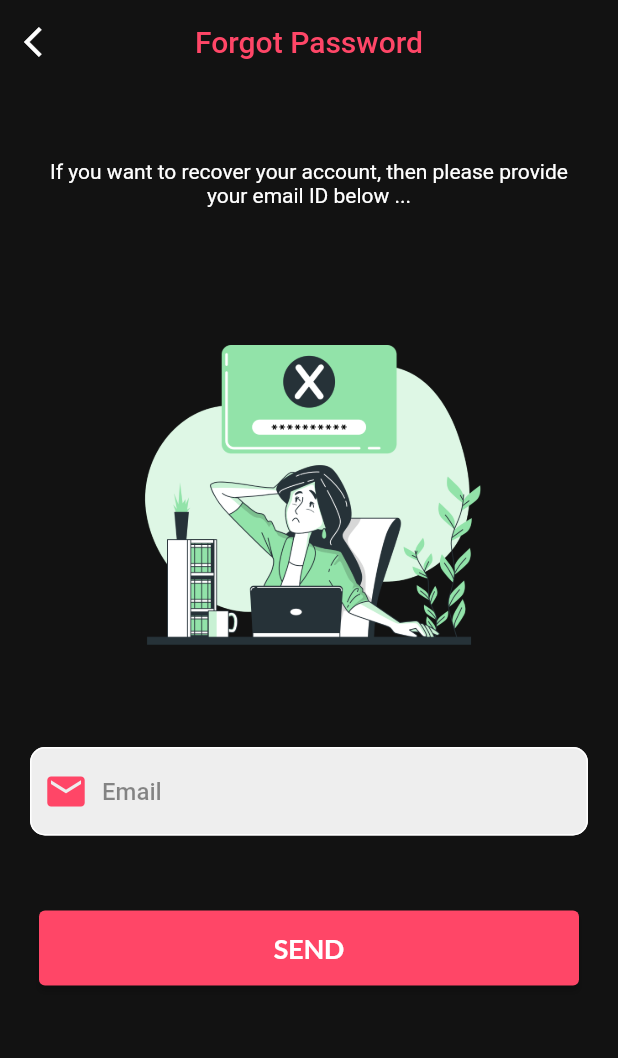
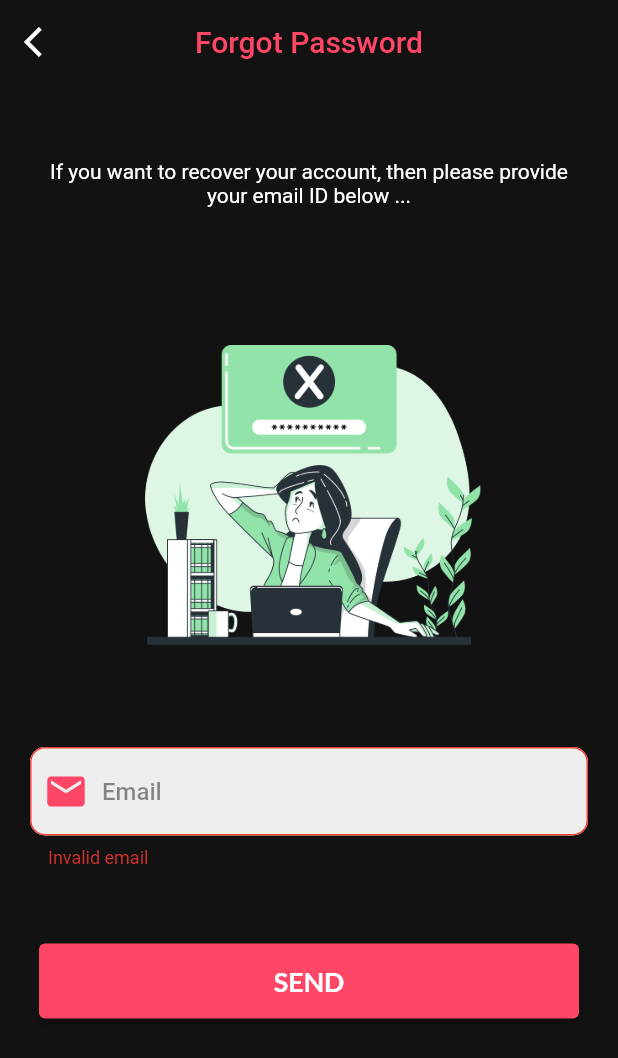
Before and after one commit to paradax005/Asro-Shop, a Flutter app: the FrogotPasswordScreen screen opened by its route, after a tap on "SEND", on a phone screen of 412 x 824 dp. Shown: the top 1058 px of the screen. Run offline on Flutter 3.47's test engine with Material 2 defaults, Android fonts, the phone set to English and light mode, and no system bars; our stand-ins replace firebase_auth, firebase_core, get, google_fonts, google_sign_in; missing offline and left inert: flutter_facebook_auth; accounts and stored records are empty.

Commit message:
Facebook Login / Start Building MainScreen

```diff
--- /dev/null
+++ b/lib/logic/bindings/main_binding.dart
@@ -0,0 +1,10 @@
+import 'package:asro_shop/logic/controllers/main_controller.dart';
+import 'package:get/get.dart';
+
+class MainBinding extends Bindings{
+  @override
+  void dependencies() {
+    Get.put(MainController());
+  }
+
+}
--- /dev/null
+++ b/lib/model/facebook_model.dart
@@ -0,0 +1,44 @@
+// {
+//  "name": "Open Graph Test User",
+//  "email": "open_jygexjs_user@tfbnw.net",
+//  "picture": {
+//    "data": {
+//      "height": 126,
+//      "url": "https://scontent.fuio21-1.fna.fbcdn.net/v/t1.30497-1/s200x200/84628273_176159830277856_972693363922829312_n.jpg",
+//      "width": 200
+//    }
+//  },
+//  "id": "136742241592917"
+// }
+
+class FacebookModel {
+  final String? name;
+  final String? email;
+  final String? id;
+  final FacebookPhotoModel? facebookPhotoModel;
+
+  FacebookModel({this.name, this.email, this.id, this.facebookPhotoModel});
+
+  factory FacebookModel.fromJson(Map<String, dynamic> json) => FacebookModel(
+        name: json['name'],
+        email: json['email'],
+        id: json['id'],
+        facebookPhotoModel:
+            FacebookPhotoModel.fromJson(json['picture']['data']),
+      );
+}
+
+class FacebookPhotoModel {
+  final String? url;
+  final int? height;
+  final int? width;
+
+  FacebookPhotoModel({this.url, this.height, this.width});
+
+  factory FacebookPhotoModel.fromJson(Map<String, dynamic> json) =>
+      FacebookPhotoModel(
+        url: json['url'],
+        height: json['height'],
+        width: json['width'],
+      );
+}
--- a/lib/routes/routes.dart
+++ b/lib/routes/routes.dart
@@ -1,4 +1,5 @@
 import 'package:asro_shop/logic/bindings/auth_binding.dart';
+import 'package:asro_shop/logic/bindings/main_binding.dart';
 import 'package:asro_shop/view/screens/auth/login_screen.dart';
 import 'package:asro_shop/view/screens/auth/signup_screen.dart';
 import 'package:asro_shop/view/screens/main_screen.dart';
@@ -33,8 +34,13 @@ class AppRoutes {
     ),
     GetPage(
       name: Routes.mainScreen,
-      page: () => const MainScreen(),
-      binding: AuthBinding(),
+      page: () => MainScreen(),
+      bindings: [
+        AuthBinding(),
+        MainBinding(),
+      ],
+      transition: Transition.fadeIn,
+      transitionDuration: const Duration(seconds: 1),
     ),
   ];
 }
--- a/lib/utils/assets_path.dart
+++ b/lib/utils/assets_path.dart
@@ -9,4 +9,5 @@ class AssetPath {
   static const fbIcon = '${basePath}facebook.png';
   static const googleIcon = '${basePath}google.png';
   static const forgotPassword = '${basePath}forgetpass.png';
+  static const shopIcon = '${basePath}shop.png' ;
 }
--- a/lib/view/screens/auth/forgot_password_screen.dart
+++ b/lib/view/screens/auth/forgot_password_screen.dart
@@ -1,3 +1,4 @@
+import 'package:asro_shop/logic/controllers/auth_controller.dart';
 import 'package:asro_shop/utils/assets_path.dart';
 import 'package:flutter/material.dart';
 import 'package:get/get.dart';
@@ -12,6 +13,8 @@ class FrogotPasswordScreen extends StatelessWidget {
 
   final formKey = GlobalKey<FormState>();
   final TextEditingController emailController = TextEditingController();
+
+  final controller = Get.find<AuthController>();
 
   @override
   Widget build(BuildContext context) {
@@ -78,10 +81,17 @@ class FrogotPasswordScreen extends StatelessWidget {
                     hintText: 'Email',
                   ),
                   const SizedBox(height: 50),
-                  AuthButton(
-                    text: "SEND",
-                    onPressed: () {},
-                  ),
+                  GetBuilder<AuthController>(builder: (_) {
+                    return AuthButton(
+                      text: "SEND",
+                      onPressed: () {
+                        if (formKey.currentState!.validate()) {
+                          String email = emailController.text.trim();
+                          controller.resetPassword(email: email);
+                        }
+                      },
+                    );
+                  }),
                 ],
               ),
             ),
--- a/pubspec.yaml
+++ b/pubspec.yaml
@@ -37,6 +37,7 @@ dependencies:
   cupertino_icons: ^1.0.2
   get: ^4.5.1
   google_sign_in: ^5.2.1
+  flutter_facebook_auth: '^3.5.0'
   firebase_core: ^1.10.2
   firebase_auth: ^3.3.0
   google_fonts: ^2.1.0
```
Also changed, not shown: lib/logic/controllers/auth_controller.dart (+86 -3 lines), lib/logic/controllers/main_controller.dart (added, +23 -0 lines), lib/view/screens/auth/login_screen.dart (+14 -8 lines), lib/view/screens/category_screen.dart (+16 -0 lines), lib/view/screens/favorites_screen.dart (+16 -0 lines), lib/view/screens/home_screen.dart (+16 -0 lines), lib/view/screens/main_screen.dart (+87 -5 lines), lib/view/screens/settings_screen.dart (+15 -0 lines), pubspec.lock, 3 other files.
